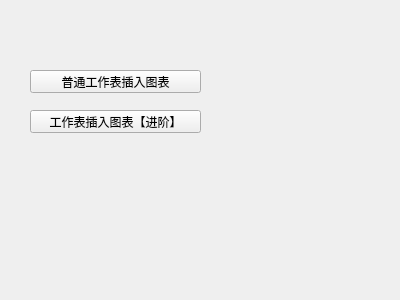
Above: XlsxDemo/TestXlsx/test4.ui from mahuifa/QMDemo before the change. Below: the same form after it.
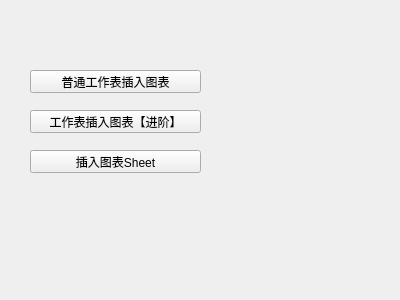
That is the form after the change.

Commit message:
新功能：XlsxDemo Test4完成插入图表Sheet功能
    1、插入一个图表Sheet(Chart1);
    2、在图表Sheet中绘制一个柱状图。

```diff
--- a/XlsxDemo/TestXlsx/test4.ui
+++ b/XlsxDemo/TestXlsx/test4.ui
@@ -39,6 +39,19 @@
     <string>工作表插入图表【进阶】</string>
    </property>
   </widget>
+  <widget class="QPushButton" name="pushButton_3">
+   <property name="geometry">
+    <rect>
+     <x>30</x>
+     <y>150</y>
+     <width>171</width>
+     <height>23</height>
+    </rect>
+   </property>
+   <property name="text">
+    <string>插入图表Sheet</string>
+   </property>
+  </widget>
  </widget>
  <resources/>
  <connections/>
```
The commit also changes 2 other files.
